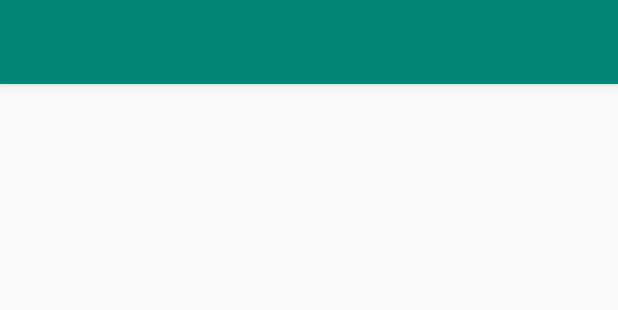
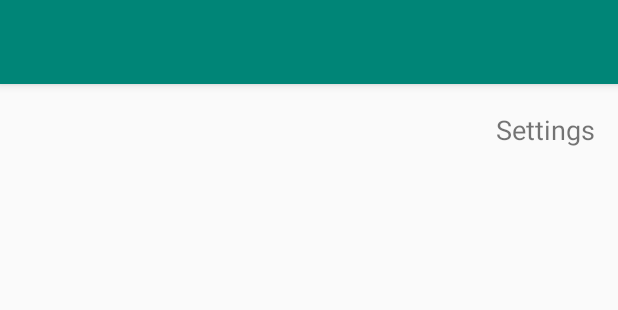
Before and after one commit to davidjes97/5kFitness, an Android app: the layout activity_main.xml on its own in the app's theme, with its tools: preview values and no code run, on a phone screen of 412 x 824 dp. Shown: the top 310 px of the screen. Run offline under Robolectric (Android 15) with nearby library versions, the phone set to English and light mode, and no system bars.

Commit message:
Blank settings page added.

```diff
--- a/app/src/main/res/layout/content_main.xml
+++ b/app/src/main/res/layout/content_main.xml
@@ -18,4 +18,17 @@
         app:layout_constraintRight_toRightOf="parent"
         app:layout_constraintTop_toTopOf="parent" />
 
+    <TextView
+        android:id="@+id/settingsLink"
+        android:layout_width="wrap_content"
+        android:layout_height="wrap_content"
+        android:text="Settings"
+        android:textSize="18sp"
+        app:layout_constraintBottom_toBottomOf="parent"
+        app:layout_constraintEnd_toEndOf="parent"
+        app:layout_constraintHorizontal_bias="0.955"
+        app:layout_constraintStart_toStartOf="parent"
+        app:layout_constraintTop_toTopOf="parent"
+        app:layout_constraintVertical_bias="0.024" />
+
 </androidx.constraintlayout.widget.ConstraintLayout>
--- a/app/src/main/res/values/strings.xml
+++ b/app/src/main/res/values/strings.xml
@@ -1,5 +1,5 @@
 <resources>
-    <string name="app_name">5kFitness</string>
+    <string name="app_name">5k Fitness</string>
     <string name="action_settings">Settings</string>
 
 </resources>
--- a/settings.gradle
+++ b/settings.gradle
@@ -1,2 +1,2 @@
 include ':app'
-rootProject.name='5kFitness'
+rootProject.name='5k Fitness'
```
Also changed, not shown: app/src/main/AndroidManifest.xml (+8 -2 lines), app/src/main/java/com/example/a5kfitness/MainActivity.java (+15 -1 lines), app/src/main/java/com/example/a5kfitness/Settings.java (added, +14 -0 lines), app/src/main/res/layout/activity_settings.xml (added, +9 -0 lines).
